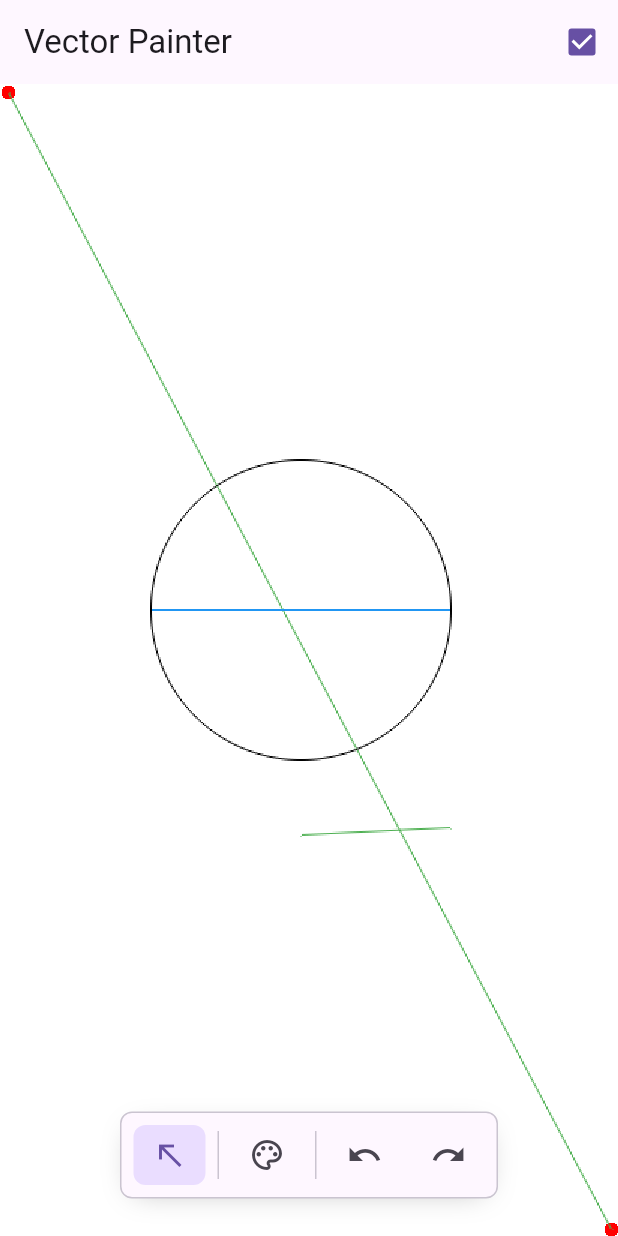
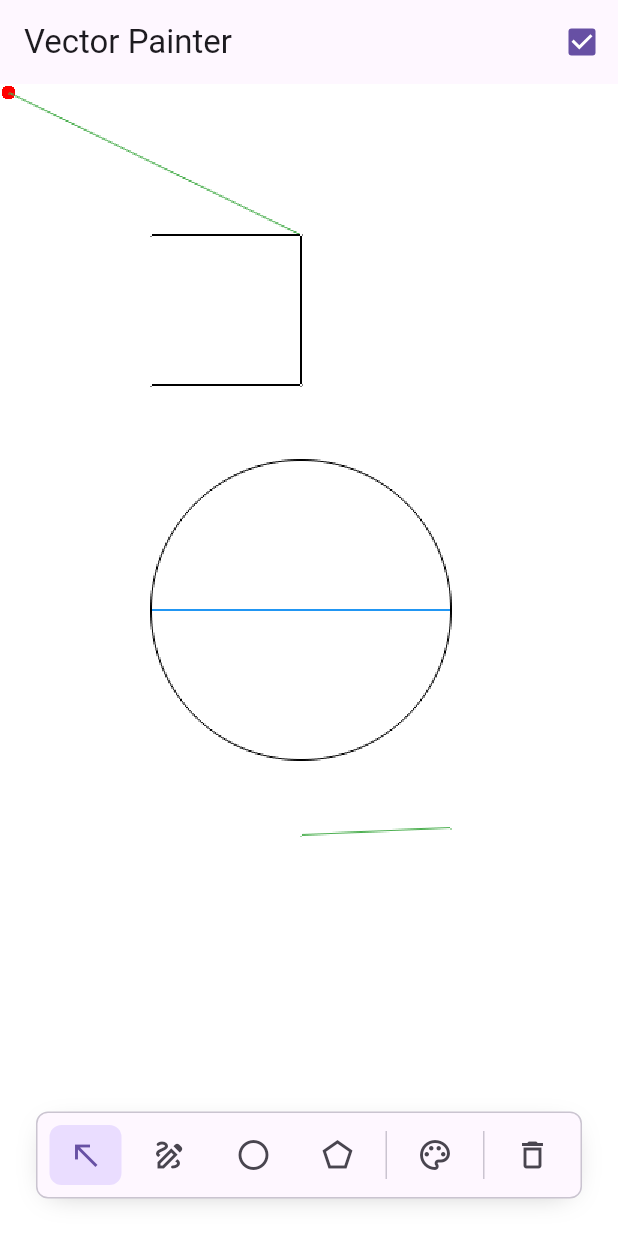
Before and after one commit to adam-kwiatkowski/vector_editor, a Flutter app: the screen it shows after launch, after a tap on the "color lens" icon, on a phone screen of 412 x 824 dp. Run offline on Flutter 3.47's test engine with Material 2 defaults, Android fonts, the phone set to English and light mode, and no system bars.

Commit message:
add polygons

```diff
--- a/lib/graphics/circle.dart
+++ b/lib/graphics/circle.dart
@@ -8,7 +8,7 @@ import 'package:vector_editor/graphics/utils.dart';
 import 'drawing.dart';
 
 class Circle extends Shape {
-  final int radius;
+  int radius;
 
   Circle(ui.Offset offset, this.radius, {super.color}) : super(offset);
 
@@ -104,21 +104,23 @@ class Circle extends Shape {
 
   void _drawWuCircle(
       Uint8List pixels, ui.Size size, double x, double y, double alpha) {
-    _drawPixel(pixels, size, x.round(), y.round(), alpha: (1 - alpha));
-    _drawPixel(pixels, size, x.round() - 1, y.round(), alpha: alpha);
-    _drawPixel(pixels, size, y.round(), x.round(), alpha: (1 - alpha));
-    _drawPixel(pixels, size, y.round(), x.round() - 1, alpha: alpha);
-    _drawPixel(pixels, size, -x.round(), y.round(), alpha: (1 - alpha));
-    _drawPixel(pixels, size, -x.round() + 1, y.round(), alpha: alpha);
-    _drawPixel(pixels, size, -y.round(), x.round(), alpha: (1 - alpha));
-    _drawPixel(pixels, size, -y.round(), x.round() - 1, alpha: alpha);
-    _drawPixel(pixels, size, x.round(), -y.round(), alpha: (1 - alpha));
-    _drawPixel(pixels, size, x.round() - 1, -y.round(), alpha: alpha);
-    _drawPixel(pixels, size, y.round(), -x.round(), alpha: (1 - alpha));
-    _drawPixel(pixels, size, y.round(), -x.round() + 1, alpha: alpha);
-    _drawPixel(pixels, size, -x.round(), -y.round(), alpha: (1 - alpha));
-    _drawPixel(pixels, size, -x.round() + 1, -y.round(), alpha: alpha);
-    _drawPixel(pixels, size, -y.round(), -x.round(), alpha: (1 - alpha));
-    _drawPixel(pixels, size, -y.round(), -x.round() + 1, alpha: alpha);
+    final dx = x.round();
+    final dy = y.round();
+    _drawPixel(pixels, size, dx, dy, alpha: (1 - alpha));
+    _drawPixel(pixels, size, dx - 1, dy, alpha: alpha);
+    _drawPixel(pixels, size, dy, dx, alpha: (1 - alpha));
+    _drawPixel(pixels, size, dy, dx - 1, alpha: alpha);
+    _drawPixel(pixels, size, -dx, dy, alpha: (1 - alpha));
+    _drawPixel(pixels, size, -dx + 1, dy, alpha: alpha);
+    _drawPixel(pixels, size, -dy, dx, alpha: (1 - alpha));
+    _drawPixel(pixels, size, -dy, dx - 1, alpha: alpha);
+    _drawPixel(pixels, size, dx, -dy, alpha: (1 - alpha));
+    _drawPixel(pixels, size, dx - 1, -dy, alpha: alpha);
+    _drawPixel(pixels, size, dy, -dx, alpha: (1 - alpha));
+    _drawPixel(pixels, size, dy, -dx + 1, alpha: alpha);
+    _drawPixel(pixels, size, -dx, -dy, alpha: (1 - alpha));
+    _drawPixel(pixels, size, -dx + 1, -dy, alpha: alpha);
+    _drawPixel(pixels, size, -dy, -dx, alpha: (1 - alpha));
+    _drawPixel(pixels, size, -dy, -dx + 1, alpha: alpha);
   }
 }
--- a/lib/graphics/drawing.dart
+++ b/lib/graphics/drawing.dart
@@ -6,12 +6,25 @@ import 'package:flutter/material.dart';
 
 import 'circle.dart';
 import 'line.dart';
+import 'polygon.dart';
 
 class Drawing extends ChangeNotifier {
   Drawing(this.size);
 
   ui.Size size;
-  final List<Shape> _objects = [];
+  final List<Shape> _objects = [
+    Point(const Offset(5, 5), 5),
+    Line(const Offset(5, 5), const Offset(200, 100), color: Colors.green),
+    Line(const Offset(200, 500), const Offset(300, 495), color: Colors.green),
+    Line(const Offset(100, 350), const Offset(300, 350), color: Colors.blue),
+    Circle(const Offset(200, 350), 100),
+    Polygon([
+      const Offset(100, 100),
+      const Offset(200, 100),
+      const Offset(200, 200),
+      const Offset(100, 200),
+    ], const Offset(150, 150)),
+  ];
 
   List<Shape> get objects => _objects;
   Shape? selectedObject;
@@ -29,6 +42,25 @@ class Drawing extends ChangeNotifier {
       if (object.contains(offset)) return object;
     }
     return null;
+  }
+
+  void selectObject(Shape object) {
+    selectedObject = object;
+    notifyListeners();
+  }
+
+  void deselectObject() {
+    selectedObject = null;
+    notifyListeners();
+  }
+
+  void updateObject(Shape object) {
+    notifyListeners();
+  }
+
+  void moveObject(Shape object, ui.Offset offset) {
+    object.move(offset);
+    notifyListeners();
   }
 
   void addObject(Shape object) {
@@ -50,17 +82,6 @@ class Drawing extends ChangeNotifier {
     final pixels = Uint8List(size.width.toInt() * size.height.toInt() * 4);
     pixels.fillRange(0, pixels.length, 255);
 
-    Point(const Offset(5, 5), 5).draw(pixels, size);
-    Point(Offset(size.width - 5, size.height - 5), 5).draw(pixels, size);
-    Line(const Offset(5, 5), Offset(size.width - 5, size.height - 5),
-            color: Colors.green)
-        .draw(pixels, size, antiAlias: antiAlias);
-    Line(const Offset(200, 500), const Offset(300, 495), color: Colors.green)
-        .draw(pixels, size, antiAlias: antiAlias);
-    Line(const Offset(100, 350), const Offset(300, 350), color: Colors.blue)
-        .draw(pixels, size, antiAlias: false);
-    Circle(const Offset(200, 350), 100)
-        .draw(pixels, size, antiAlias: antiAlias);
     for (var object in _objects) {
       object.draw(pixels, size, antiAlias: antiAlias);
     }
@@ -83,6 +104,10 @@ abstract class Shape {
   Shape(this.offset, {this.color = Colors.black});
 
   void draw(Uint8List pixels, ui.Size size, {bool antiAlias = false});
+
+  void move(ui.Offset offset) {
+    this.offset += offset;
+  }
 
   bool contains(ui.Offset offset) => false;
 }
--- a/lib/graphics/line.dart
+++ b/lib/graphics/line.dart
@@ -7,8 +7,8 @@ import 'package:vector_editor/graphics/utils.dart';
 import 'drawing.dart';
 
 class Line extends Shape {
-  final ui.Offset start;
-  final ui.Offset end;
+  ui.Offset start;
+  ui.Offset end;
 
   Line(this.start, this.end, {super.color}) : super(start);
 
@@ -21,18 +21,34 @@ class Line extends Shape {
     }
   }
 
+  @override
+  bool contains(ui.Offset offset) {
+    //   true if offset lies at most 10 pixels from the line
+    var dx = end.dx - start.dx;
+    var dy = end.dy - start.dy;
+    var d = (dy * offset.dx -
+            dx * offset.dy +
+            end.dx * start.dy -
+            end.dy * start.dx)
+        .abs();
+    return d <= 10;
+  }
+
   void ddaLine(ui.Size size, Uint8List pixels) {
     var dy = end.dy - start.dy;
     var dx = end.dx - start.dx;
-    var m = dy / dx;
+    var steps = dy.abs() > dx.abs() ? dy.abs() : dx.abs();
+
+    dx = dx / steps;
+    dy = dy / steps;
+
+    var x = start.dx;
     var y = start.dy;
-    for (var x = start.dx; x < end.dx; x++) {
-      final index = (x + y.round() * size.width).toInt() * 4;
-      pixels[index] = color.red;
-      pixels[index + 1] = color.green;
-      pixels[index + 2] = color.blue;
-      pixels[index + 3] = color.alpha;
-      y += m;
+
+    for (var i = 0; i <= steps; i++) {
+      _drawPixel(size, pixels, x, y, 1.0);
+      x += dx;
+      y += dy;
     }
   }
 
@@ -133,6 +149,16 @@ class Line extends Shape {
   void _drawPixel(
       ui.Size size, Uint8List pixels, double x, double y, double c) {
     final index = (x.floor() + y.floor() * size.width).toInt() * 4;
+    if (index < 0 ||
+        index >= pixels.length ||
+        c < 0 ||
+        c > 1 ||
+        x < 0 ||
+        x >= size.width ||
+        y < 0 ||
+        y >= size.height) {
+      return;
+    }
     Color backgroundColor =
         getBackgroundColor(pixels, size, x.floor(), y.floor());
     Color blendedColor = blendColors(color.withOpacity(c), backgroundColor);
@@ -142,4 +168,11 @@ class Line extends Shape {
     pixels[index + 2] = blendedColor.blue;
     pixels[index + 3] = blendedColor.alpha;
   }
+
+  @override
+  void move(ui.Offset offset) {
+    start += offset;
+    end += offset;
+    this.offset += offset;
+  }
 }
--- /dev/null
+++ b/lib/graphics/polygon.dart
@@ -0,0 +1,51 @@
+import 'dart:typed_data';
+import 'dart:ui' as ui;
+
+import 'drawing.dart';
+import 'line.dart';
+
+class Polygon extends Shape {
+  final List<ui.Offset> points;
+  bool closed = false;
+
+  Polygon(this.points, ui.Offset offset) : super(offset);
+
+  @override
+  void draw(Uint8List pixels, ui.Size size, {bool antiAlias = false}) {
+    for (var i = 0; i < points.length - 1; i++) {
+      final point1 = points[i];
+      final point2 = points[i + 1];
+      final line = Line(point1, point2, color: color);
+      line.draw(pixels, size, antiAlias: antiAlias);
+    }
+    if (closed) {
+      final point1 = points[points.length - 1];
+      final point2 = points[0];
+      final line = Line(point1, point2, color: color);
+      line.draw(pixels, size, antiAlias: antiAlias);
+    }
+  }
+
+  @override
+  bool contains(ui.Offset offset) {
+    var inside = false;
+    for (var i = 0, j = points.length - 1; i < points.length; j = i++) {
+      final xi = points[i].dx;
+      final yi = points[i].dy;
+      final xj = points[j].dx;
+      final yj = points[j].dy;
+      final intersect = ((yi > offset.dy) != (yj > offset.dy)) &&
+          (offset.dx < (xj - xi) * (offset.dy - yi) / (yj - yi) + xi);
+      if (intersect) inside = !inside;
+    }
+    return inside;
+  }
+
+  @override
+  void move(ui.Offset offset) {
+    for (var i = 0; i < points.length; i++) {
+      points[i] += offset;
+    }
+    this.offset += offset;
+  }
+}
--- a/lib/graphics/utils.dart
+++ b/lib/graphics/utils.dart
@@ -17,8 +17,8 @@ Color blendColors(Color foreground, Color background) {
   final alpha = foreground.alpha / 255;
   final red = (foreground.red * alpha + background.red * (1 - alpha)).round();
   final green =
-  (foreground.green * alpha + background.green * (1 - alpha)).round();
+      (foreground.green * alpha + background.green * (1 - alpha)).round();
   final blue =
-  (foreground.blue * alpha + background.blue * (1 - alpha)).round();
+      (foreground.blue * alpha + background.blue * (1 - alpha)).round();
   return Color.fromARGB(255, red, green, blue);
 }
--- a/lib/main.dart
+++ b/lib/main.dart
@@ -66,9 +66,9 @@ class _MyHomePageState extends State<MyHomePage> {
       body: Center(
         child: Stack(
           children: [
-            const Positioned.fill(
+            Positioned.fill(
                 child: Align(
-                    alignment: Alignment.topLeft, child: DrawingWidget())),
+                    alignment: Alignment.topLeft, child: DrawingWidget(selectedTool))),
             Positioned.fill(
               bottom: 25,
               child: Align(
--- a/lib/widgets/drawing_widget.dart
+++ b/lib/widgets/drawing_widget.dart
@@ -3,11 +3,14 @@ import 'dart:ui' as ui;
 import 'package:flutter/cupertino.dart';
 import 'package:flutter/material.dart';
 import 'package:provider/provider.dart';
+import 'package:vector_editor/graphics/tools.dart';
 
 import '../graphics/drawing.dart';
 
 class DrawingWidget extends StatefulWidget {
-  const DrawingWidget({super.key});
+  const DrawingWidget(this.selectedTool, {super.key});
+
+  final int selectedTool;
 
   @override
   DrawingWidgetState createState() => DrawingWidgetState();
@@ -16,17 +19,27 @@ class DrawingWidget extends StatefulWidget {
 class DrawingWidgetState extends State<DrawingWidget> {
   @override
   Widget build(BuildContext context) {
+    final tool = presetTools[widget.selectedTool];
     return LayoutBuilder(
       builder: (context, constraints) => Consumer<Drawing>(
         builder: (context, drawing, child) {
           drawing.size = Size(constraints.maxWidth, constraints.maxHeight);
           return RepaintBoundary(
             child: GestureDetector(
+              onTapDown: (details) {
+                tool.onTapDown(details.localPosition, drawing);
+              },
               onTapUp: (details) {
-                drawing.addObject(Point(details.localPosition, 5));
+                tool.onTapUp(details.localPosition, drawing);
+              },
+              onPanStart: (details) {
+                tool.onPanStart(details.localPosition, drawing);
               },
               onPanUpdate: (details) {
-                drawing.addObject(Point(details.localPosition, 5));
+                tool.onPanUpdate(details.localPosition, drawing);
+              },
+              onPanEnd: (details) {
+                tool.onPanEnd(drawing);
               },
               child: FutureBuilder<ui.Image>(
                 future: drawing.toImage(),
--- a/lib/widgets/tool_button.dart
+++ b/lib/widgets/tool_button.dart
@@ -1,5 +1,9 @@
+import 'dart:math';
+
 import 'package:flutter/material.dart';
+import 'package:provider/provider.dart';
 
+import '../graphics/drawing.dart';
 import '../graphics/tools.dart';
 
 class ToolButton extends StatelessWidget {
@@ -55,6 +59,7 @@ class ToolButton extends StatelessWidget {
 
 Widget buildToolbar(BuildContext context, int selectedTool,
     Function(int) onSelectedToolChanged) {
+  final drawing = context.watch<Drawing>();
   return Container(
       height: 58,
       decoration: BoxDecoration(
@@ -90,18 +95,21 @@ Widget buildToolbar(BuildContext context, int selectedTool,
             ToolButton(
               icon: Icons.color_lens_outlined,
               label: 'Color',
-              onPressed: () {},
+              onPressed: () {
+                final selectedObject = drawing.selectedObject;
+                if (selectedObject != null) {
+                  selectedObject.color =
+                      Color((Random().nextDouble() * 0xFFFFFF).toInt())
+                          .withOpacity(1.0);
+                  drawing.updateObject(selectedObject);
+                }
+              },
             ),
             buildDivider(context),
             ToolButton(
-              icon: Icons.undo_outlined,
-              label: 'Undo',
-              onPressed: () {},
-            ),
-            ToolButton(
-              icon: Icons.redo_outlined,
-              label: 'Redo',
-              onPressed: () {},
+              label: 'Clear',
+              icon: Icons.delete_outline,
+              onPressed: () => drawing.clear(),
             ),
           ],
         ),
```
Also changed, not shown: lib/graphics/tools.dart (+115 -24 lines).
